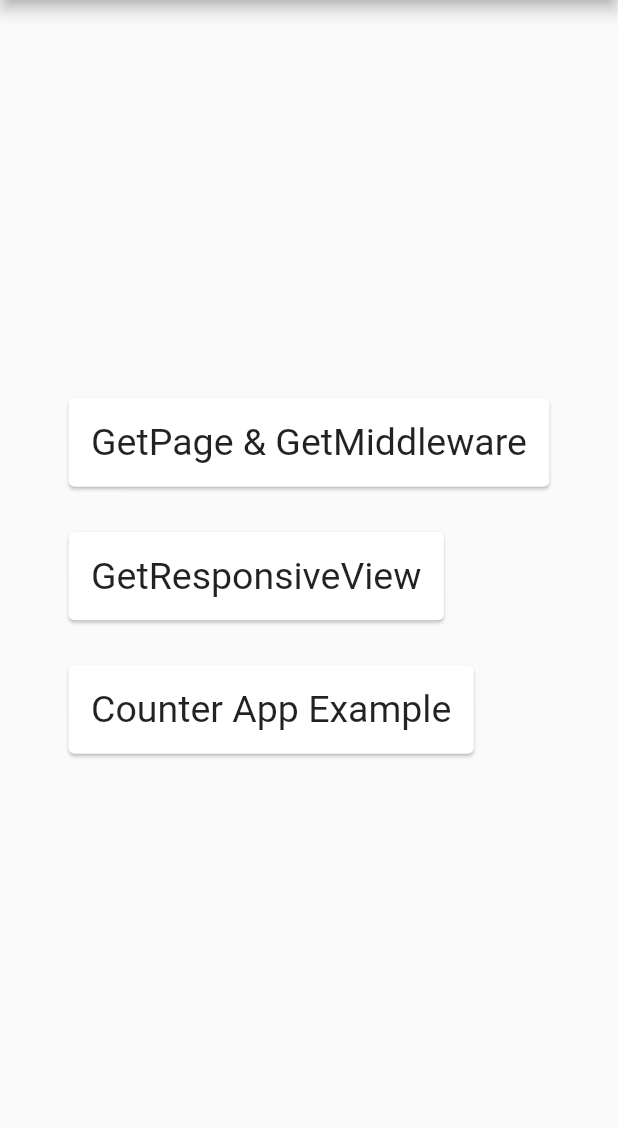
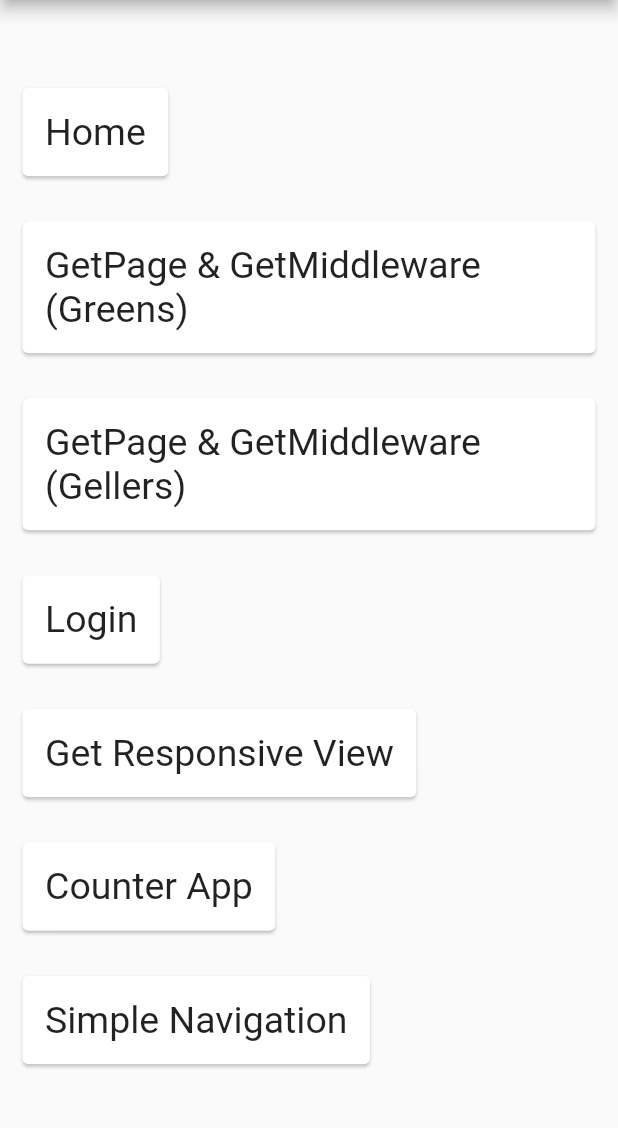
Before and after one commit to SchabanBo/get_examples, a Flutter app: the screen it shows after launch, on a phone screen of 412 x 824 dp, the part 84-1212 px from its top. Run offline on Flutter 3.47's test engine with Material 2 defaults, Android fonts, the phone set to English and light mode, and no system bars; our stand-ins replace get.

Commit message:
Add simple_navigation example

```diff
--- a/lib/pages/get_page_example/routes.dart
+++ b/lib/pages/get_page_example/routes.dart
@@ -18,6 +18,7 @@ import 'package:get_page_example/routes/middlewares/auth_middleware.dart';
 class GetPageExample {
   static final theGreens = GetPage(
       name: '/greens',
+      title: 'GetPage & GetMiddleware (Greens)',
       page: () => GreensView(),
       binding: GreensBinding(),
       middlewares: [
@@ -72,6 +73,7 @@ class GetPageExample {
 
   static final theGellers = GetPage(
       name: '/gellers',
+      title: 'GetPage & GetMiddleware (Gellers)',
       page: () => GellersView(),
       binding: GellersBinding(),
       middlewares: [
--- a/lib/pages/home/views/home_view.dart
+++ b/lib/pages/home/views/home_view.dart
@@ -1,6 +1,7 @@
 import 'package:flutter/material.dart';
 import 'package:get/get.dart';
 import 'package:get_page_example/pages/home/controllers/home_controller.dart';
+import 'package:get_page_example/routes/app_pages.dart';
 
 class HomeView extends GetView<HomeController> {
   @override
@@ -10,9 +11,7 @@ class HomeView extends GetView<HomeController> {
       body: Center(
         child: Wrap(
           children: [
-            _getCard('GetPage & GetMiddleware', '/greens'),
-            _getCard('GetResponsiveView', '/responsive'),
-            _getCard('Counter App Example', '/counter'),
+            for (var page in AppPages.routes) _getCard(page.title, page.name)
           ],
         ),
       ),
--- a/lib/routes/app_pages.dart
+++ b/lib/routes/app_pages.dart
@@ -6,6 +6,7 @@ import 'package:get_page_example/pages/get_page_example/routes.dart';
 import 'package:get_page_example/pages/home/bindings/home_binding.dart';
 import 'package:get_page_example/pages/home/views/home_view.dart';
 import 'package:get_page_example/pages/responsive_example/responsive_view.dart';
+import 'package:get_page_example/pages/simple_navigation_example/simple_navigation.dart';
 part 'app_routes.dart';
 
 // ignore: avoid_classes_with_only_static_members
@@ -16,12 +17,24 @@ class AppPages {
     GetPage(
         name: Routes.Home.nameToRoute(),
         page: () => HomeView(),
+        title: 'Home',
         binding: HomeBinding()),
     GetPageExample.theGreens,
     GetPageExample.theGellers,
-    GetPage(name: '/login', page: () => LoginView()),
-    GetPage(name: '/responsive', page: () => ResponsiveView()),
+    GetPage(name: '/login',title: 'Login', page: () => LoginView()),
+    GetPage(name: '/responsive',title: 'Get Responsive View', page: () => ResponsiveView()),
     GetPage(
-        name: '/counter', page: () => CounterView(), binding: CounterBinding()),
+        name: '/counter', page: () => CounterView(),title: 'Counter App', binding: CounterBinding()),
+    GetPage(
+        name: '/simple-navigation',
+        title: 'Simple Navigation',
+        page: () => SimpleNavigationView1(),
+        binding: SimpleNavigationBinding1(),
+        children: [
+          GetPage(
+              name: '/2',
+              page: () => SimpleNavigationView2(),
+              binding: SimpleNavigationBinding2())
+        ])
   ];
 }
```
Also changed, not shown: lib/pages/simple_navigation_example/simple_navigation.dart (added, +86 -0 lines), 1 other file. Lines whose indentation alone changed are shown as unchanged.
